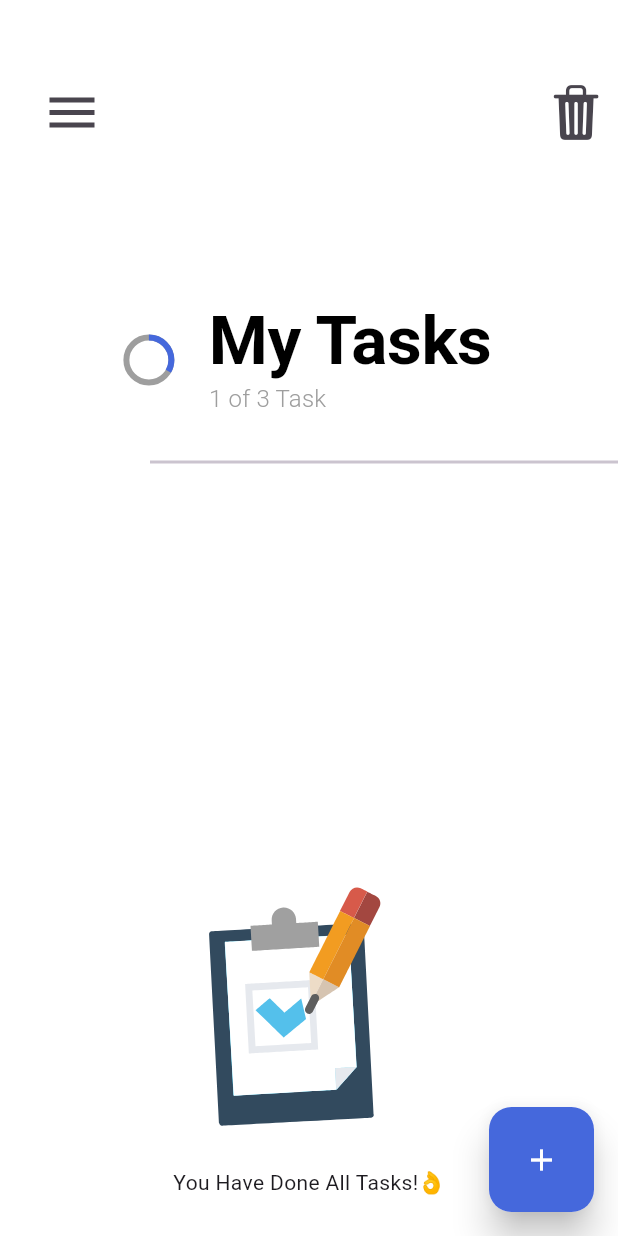
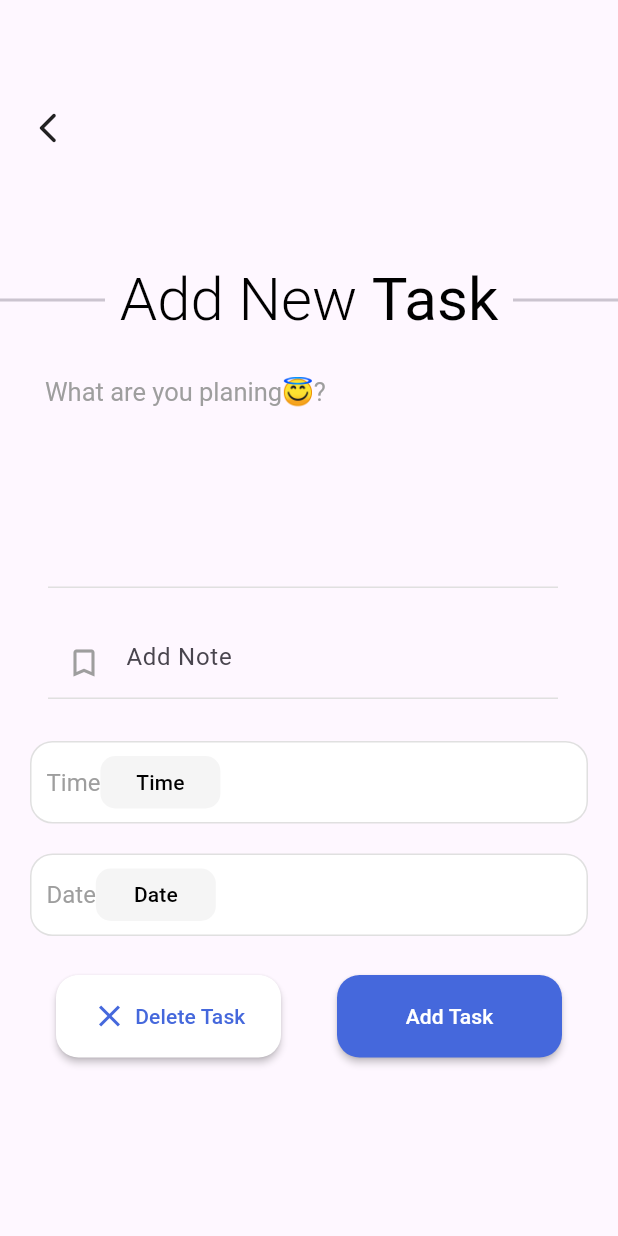
Before and after one commit to ASE-Team-3/ase_todoapp, a Flutter app: the screen it shows after launch, after a tap on the "add" icon, on a phone screen of 412 x 824 dp. Run offline on Flutter 3.47's test engine with Material 3 defaults, Android fonts, the phone set to English and light mode, and no system bars; drawn by our look-alikes of flutter_slider_drawer; our stand-ins replace animate_do, flutter_datetime_picker_plus, lottie.

Commit message:
Task Management System, Task widget, Datetime picker, Task view Development :: MISSSING -- fix containers height & views

```diff
--- a/lib/views/home/components/fab.dart
+++ b/lib/views/home/components/fab.dart
@@ -1,6 +1,6 @@
-import 'dart:developer';
-
 import 'package:app/utils/app_colors.dart';
+import 'package:app/views/tasks/task_view.dart';
+import 'package:flutter/cupertino.dart';
 import 'package:flutter/material.dart';
 
 class Fab extends StatefulWidget {
@@ -15,7 +15,12 @@ class _FabState extends State<Fab> {
   Widget build(BuildContext context) {
     return GestureDetector(
         onTap: () {
-          log("Task view");
+          Navigator.push(
+            context,
+            CupertinoPageRoute(
+              builder: (_) => const TaskView(),
+            ),
+          );
         },
         child: Material(
           borderRadius: BorderRadius.circular(15),
--- /dev/null
+++ b/lib/views/tasks/components/date_time_selection.dart
@@ -0,0 +1,59 @@
+import 'package:flutter/material.dart';
+
+class DateTimeSelectionWidget extends StatelessWidget {
+  const DateTimeSelectionWidget({
+    super.key,
+    required this.onTap,
+    required this.title,
+  });
+
+  final VoidCallback onTap;
+  final String title;
+
+  @override
+  Widget build(BuildContext context) {
+    var textTheme = Theme.of(context).textTheme;
+    return GestureDetector(
+      onTap: onTap,
+      child: Container(
+        width: double.infinity,
+        margin: const EdgeInsets.fromLTRB(20, 20, 20, 0),
+        height: 55,
+        decoration: BoxDecoration(
+          color: Colors.white,
+          border: Border.all(
+            color: Colors.grey.shade300,
+          ),
+          borderRadius: BorderRadius.circular(15),
+        ),
+        child: Row(
+          children: [
+            Padding(
+              padding: const EdgeInsets.only(left: 10),
+              child: Text(
+                title,
+                style: textTheme.headlineSmall,
+              ),
+            ),
+            Container(
+              margin: const EdgeInsets.only(right: 10),
+              width: 80,
+              height: 35,
+              decoration: BoxDecoration(
+                borderRadius: BorderRadius.circular(10),
+                color: Colors.grey.shade100,
+              ),
+              child: Center(
+                // This text will show DATE TIme as Time
+                child: Text(
+                  title,
+                  style: textTheme.titleSmall,
+                ),
+              ),
+            )
+          ],
+        ),
+      ),
+    );
+  }
+}
--- /dev/null
+++ b/lib/views/tasks/components/rep_textfield.dart
@@ -0,0 +1,56 @@
+import 'package:app/utils/app_str.dart';
+import 'package:flutter/material.dart';
+
+class RepTextField extends StatelessWidget {
+  const RepTextField({
+    super.key,
+    required this.controller,
+    this.isForDescription = false,
+  });
+
+  final TextEditingController controller;
+  final bool isForDescription;
+
+  @override
+  Widget build(BuildContext context) {
+    return Container(
+      width: double.infinity,
+      margin: const EdgeInsets.symmetric(horizontal: 16),
+      child: ListTile(
+        title: TextFormField(
+          controller: controller,
+          maxLines: !isForDescription ? 4 : null,
+          cursorHeight: !isForDescription ? 60 : null,
+          style: const TextStyle(color: Colors.black),
+          decoration: InputDecoration(
+            border: isForDescription ? InputBorder.none : null,
+            counter: Container(),
+            hintText: isForDescription ? AppStr.addNote : null,
+            prefixIcon: isForDescription
+                ? const Icon(
+                    Icons.bookmark_border,
+                    color: Colors.grey,
+                  )
+                : null,
+            enabledBorder: UnderlineInputBorder(
+              borderSide: BorderSide(
+                color: Colors.grey.shade300,
+              ),
+            ),
+            focusedBorder: UnderlineInputBorder(
+              borderSide: BorderSide(
+                color: Colors.grey.shade300,
+              ),
+            ),
+          ),
+          onFieldSubmitted: (value) {
+            /// TODO: WORK ON THIS LATER
+          },
+          onChanged: (value) {
+            /// TODO: WORK ON THIS LATER
+          },
+        ),
+      ),
+    );
+  }
+}
--- /dev/null
+++ b/lib/views/tasks/task_view.dart
@@ -0,0 +1,214 @@
+import 'dart:developer';
+
+import 'package:app/extensions/space_exs.dart';
+import 'package:app/utils/app_colors.dart';
+import 'package:app/utils/app_str.dart';
+import 'package:app/views/tasks/components/date_time_selection.dart';
+import 'package:app/views/tasks/components/rep_textfield.dart';
+import 'package:app/views/tasks/widget/task_view_app_bar.dart';
+import 'package:flutter/material.dart';
+import 'package:flutter_datetime_picker_plus/flutter_datetime_picker_plus.dart';
+
+class TaskView extends StatefulWidget {
+  const TaskView({super.key});
+
+  @override
+  State<TaskView> createState() => _TaskViewState();
+}
+
+class _TaskViewState extends State<TaskView> {
+  final TextEditingController titleTaskController = TextEditingController();
+  final TextEditingController descriptionTaskController =
+      TextEditingController();
+  @override
+  Widget build(BuildContext context) {
+    var textTheme = Theme.of(context).textTheme;
+    return GestureDetector(
+      onTap: () => FocusManager.instance.primaryFocus!.unfocus(),
+      child: Scaffold(
+        appBar: const TaskViewAppBar(),
+
+        //Body
+        body: SizedBox(
+          width: double.infinity,
+          height: double.infinity,
+          child: Column(
+            children: [
+              /// Top Side Texts
+              _buildTopSideTexts(textTheme),
+
+              /// Main Task View Activity
+              _buildMainTaskViewActivity(textTheme, context),
+
+              /// Bottom Side Buttons
+              _buildBottomSideButtons()
+            ],
+          ),
+        ),
+      ),
+    );
+  }
+
+  /// Bottom Side Buttons
+  Widget _buildBottomSideButtons() {
+    return Padding(
+      padding: const EdgeInsets.only(bottom: 5),
+      child: Row(
+        mainAxisAlignment: MainAxisAlignment.spaceEvenly,
+        children: [
+          /// Delete Current Task Button
+          MaterialButton(
+            onPressed: () {
+              log("TASK DELETED");
+            },
+            minWidth: 150,
+            color: Colors.white,
+            shape: RoundedRectangleBorder(
+              borderRadius: BorderRadius.circular(15),
+            ),
+            height: 55,
+            child: Row(
+              children: [
+                const Icon(
+                  Icons.close,
+                  color: AppColors.primaryColor,
+                ),
+                5.w,
+                const Text(
+                  AppStr.deleteTask,
+                  style: TextStyle(
+                    color: AppColors.primaryColor,
+                  ),
+                )
+              ],
+            ),
+          ),
+
+          /// Add or Update
+          MaterialButton(
+            onPressed: () {
+              log("TASK ADDED");
+            },
+            minWidth: 150,
+            color: AppColors.primaryColor,
+            shape: RoundedRectangleBorder(
+              borderRadius: BorderRadius.circular(15),
+            ),
+            height: 55,
+            child: const Row(
+              children: [
+                Text(
+                  AppStr.addTaskString,
+                  style: TextStyle(
+                    color: Colors.white,
+                  ),
+                )
+              ],
+            ),
+          )
+        ],
+      ),
+    );
+  }
+
+  /// Main Task View Activity
+  Widget _buildMainTaskViewActivity(TextTheme textTheme, BuildContext context) {
+    return SizedBox(
+      width: double.infinity,
+      height: 400,
+      child: SingleChildScrollView(
+        child: Column(
+          crossAxisAlignment: CrossAxisAlignment.start,
+          children: [
+            Padding(
+              padding: const EdgeInsets.only(left: 30),
+              child: Text(
+                AppStr.titleOfTitleTextField,
+                style: textTheme.headlineMedium,
+              ),
+            ),
+
+            // Task Title
+            RepTextField(
+              controller: titleTaskController,
+            ),
+
+            10.h,
+
+            // Task description
+            RepTextField(
+              controller: descriptionTaskController,
+              isForDescription: true,
+            ),
+
+            /// Time Selector
+            DateTimeSelectionWidget(
+              onTap: () {
+                DatePicker.showTimePicker(
+                  context,
+                  // TODO: LATER IMPLEMENTATION
+                  onChanged: (_) {},
+                  onConfirm: (_) {},
+                );
+              },
+              title: AppStr.timeString,
+            ),
+
+            // Date Selector
+            DateTimeSelectionWidget(
+              onTap: () {
+                DatePicker.showDatePicker(
+                  context,
+                  // TODO: LATER IMPLEMENTATION
+                  onConfirm: (_) {},
+                );
+              },
+              title: AppStr.dateString,
+            )
+          ],
+        ),
+      ),
+    );
+  }
+
+  /// Top Side Texts
+  Widget _buildTopSideTexts(TextTheme textTheme) {
+    return SizedBox(
+      width: double.infinity,
+      height: 100,
+      child: Row(
+        mainAxisAlignment: MainAxisAlignment.spaceBetween,
+        crossAxisAlignment: CrossAxisAlignment.center,
+        children: [
+          const SizedBox(
+            width: 70,
+            child: Divider(
+              thickness: 2,
+            ),
+          ),
+          // TODO: ADD OR UPDATE TASK BASED ON CONDITIONS
+          RichText(
+              text: TextSpan(
+            text: AppStr.addNewTask,
+            style: textTheme.titleLarge,
+            children: const [
+              TextSpan(
+                text: AppStr.taskStrnig,
+                style: TextStyle(
+                  fontWeight: FontWeight.w400,
+                ),
+              ),
+            ],
+          )),
+
+          const SizedBox(
+            width: 70,
+            child: Divider(
+              thickness: 2,
+            ),
+          ),
+        ],
+      ),
+    );
+  }
+}
--- /dev/null
+++ b/lib/views/tasks/widget/task_view_app_bar.dart
@@ -0,0 +1,31 @@
+import 'package:flutter/material.dart';
+
+class TaskViewAppBar extends StatelessWidget implements PreferredSizeWidget {
+  const TaskViewAppBar({super.key});
+
+  @override
+  Widget build(BuildContext context) {
+    return SizedBox(
+      width: double.infinity,
+      height: 150,
+      child: Padding(
+        padding: const EdgeInsets.only(left: 20),
+        child: Row(
+          children: [
+            Padding(
+              padding: const EdgeInsets.only(top: 20),
+              child: GestureDetector(
+                  onTap: () {
+                    Navigator.pop(context);
+                  },
+                  child: const Icon(Icons.arrow_back_ios_new_rounded)),
+            ),
+          ],
+        ),
+      ),
+    );
+  }
+
+  @override
+  Size get preferredSize => const Size.fromHeight(150);
+}
--- a/pubspec.yaml
+++ b/pubspec.yaml
@@ -46,7 +46,7 @@ dependencies:
   # Provides Internalization and localization facilities
   intl: ^0.17.0
 
-  flutter_datetime_picker: ^1.5.1
+  flutter_datetime_picker_plus: ^2.2.0
   animate_do: ^2.1.0
   flutter_beautiful_popup: ^1.7.0
   panara_dialogs: ^0.1.2
```
Also changed, not shown: pubspec.lock.
